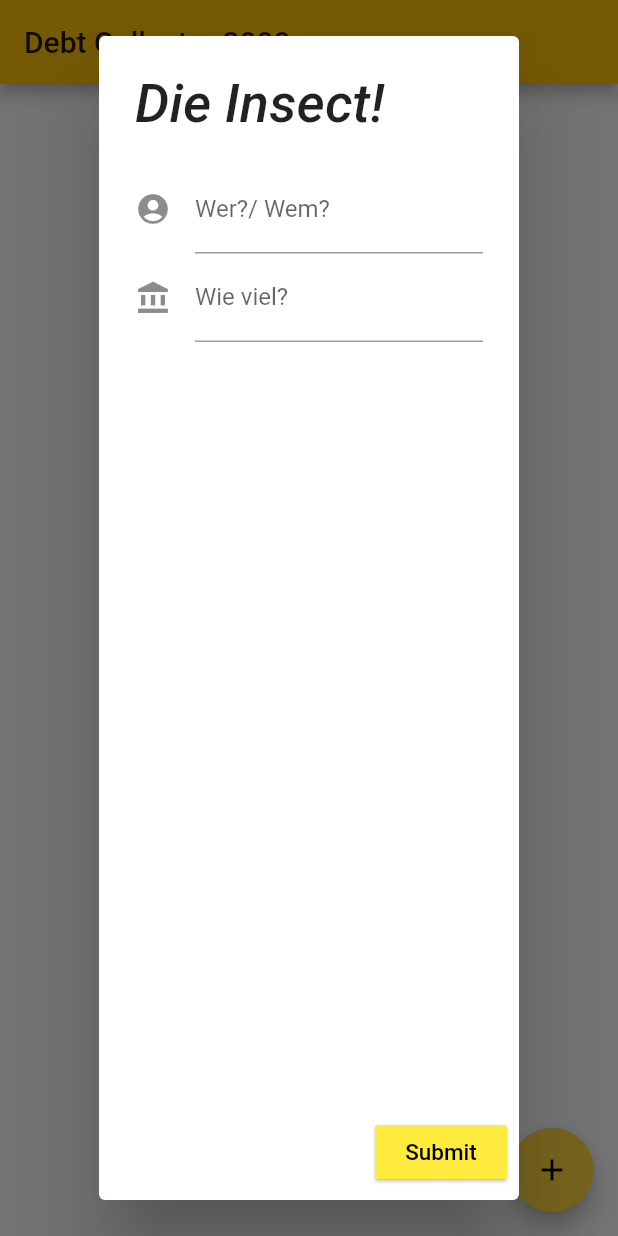
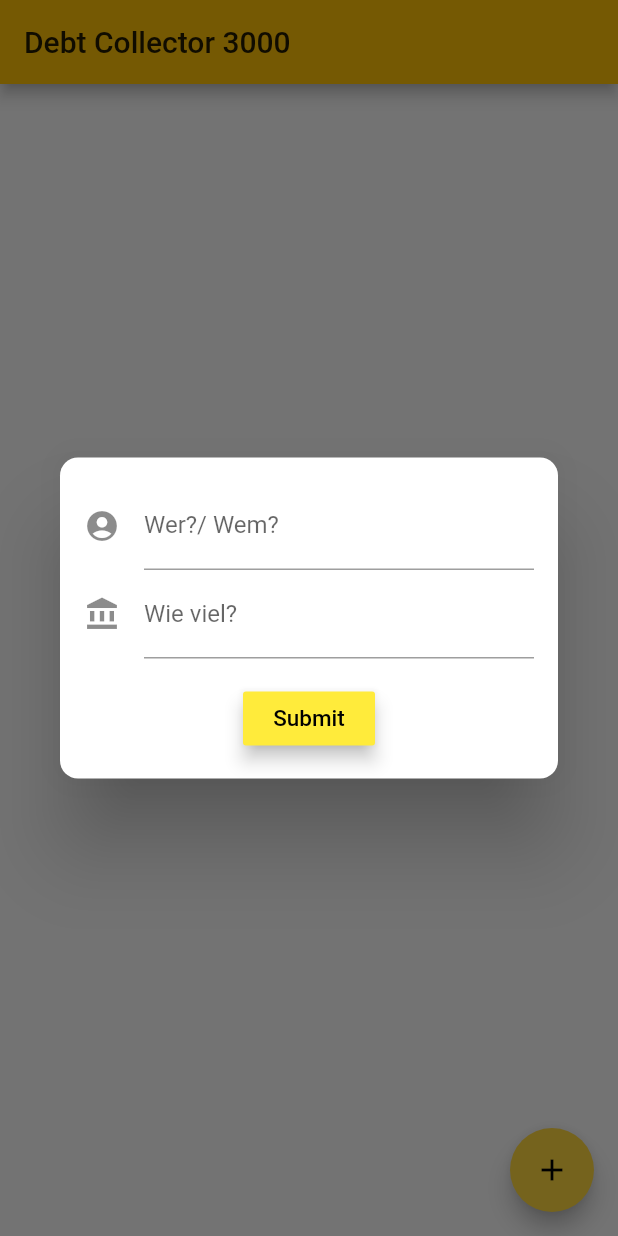
Before and after one commit to CaptainWeasle/Projekt-B, a Flutter app: the screen it shows after launch, after a tap on the "add" icon, on a phone screen of 412 x 824 dp. Run offline on Flutter 3.47's test engine with Material 2 defaults, Android fonts, the phone set to English and light mode, and no system bars; our stand-ins replace bloc, flutter_bloc; Roboto replaces fonts that are missing (Montserrat).

Commit message:
Bessere UI beim Debt adder

```diff
--- a/project_b/lib/src/pages/homePage.dart
+++ b/project_b/lib/src/pages/homePage.dart
@@ -13,49 +13,54 @@ class HomePage extends StatefulWidget {
 }
 
 class HomePageState extends State<HomePage> {
-
-
-
-  createAlertDialog(BuildContext context){
-
+  createAlertDialog(BuildContext context) {
     TextEditingController debtInputController = TextEditingController();
 
-    return showDialog(context: context,builder: (context) {
-      return AlertDialog(
+    return showDialog(
+      context: context,
+      builder: (context) {
+        return Dialog(
+          shape:
+              RoundedRectangleBorder(borderRadius: BorderRadius.circular(12.0)),
+          //this right here
 
-          title: Text("Die Insect!"),
-
-          content:
-           Column(children: <Widget>[
-
+          child: Padding(
+            padding: const EdgeInsets.all(16.0),
+            child: Container(
+              child: Column(
+                mainAxisSize: MainAxisSize.min,
+                children: <Widget>[
                   TextField(
                     decoration: InputDecoration(
                         icon: Icon(Icons.account_circle),
-                 labelText: "Wer?/ Wem?"
-               ),
+                        labelText: "Wer?/ Wem?"),
                   ),
                   TextField(
                     obscureText: true,
                     decoration: InputDecoration(
-                 icon:Icon(Icons.account_balance),
-                 labelText: "Wie viel?"
+                        icon: Icon(Icons.account_balance),
+                        labelText: "Wie viel?"),
                   ),
+                  Padding(
+                    padding: const EdgeInsets.fromLTRB(0, 16, 0, 0),
+                    child: MaterialButton(
+                        elevation: 5.0,
+                        child: Text(
+                          "Submit",
+                          style: TextStyle(color: Colors.black, fontSize: 15),
                         ),
-         ],),
-          actions: <Widget>[
-
-            MaterialButton(
-                elevation: 1.0,
-                child: Text("Submit", style: TextStyle(
-                  color: Colors.black,fontSize: 15 ),),
                         color: Colors.yellow,
                         onPressed: () {
                           Navigator.pop(context);
-                }
+                        }),
                   ),
-          ]
+                ],
+              ),
+            ),
+          ),
         );
-    });
+      },
+    );
   }
 
   @override
@@ -81,9 +86,8 @@ class HomePageState extends State<HomePage> {
         title: Text("Debt Collector 3000"),
       ),
       floatingActionButton: FloatingActionButton(
-        onPressed: (){
-          createAlertDialog(context
-          );
+        onPressed: () {
+          createAlertDialog(context);
         },
         child: Icon(Icons.add),
       ),
```
Lines whose indentation alone changed are shown as unchanged.
